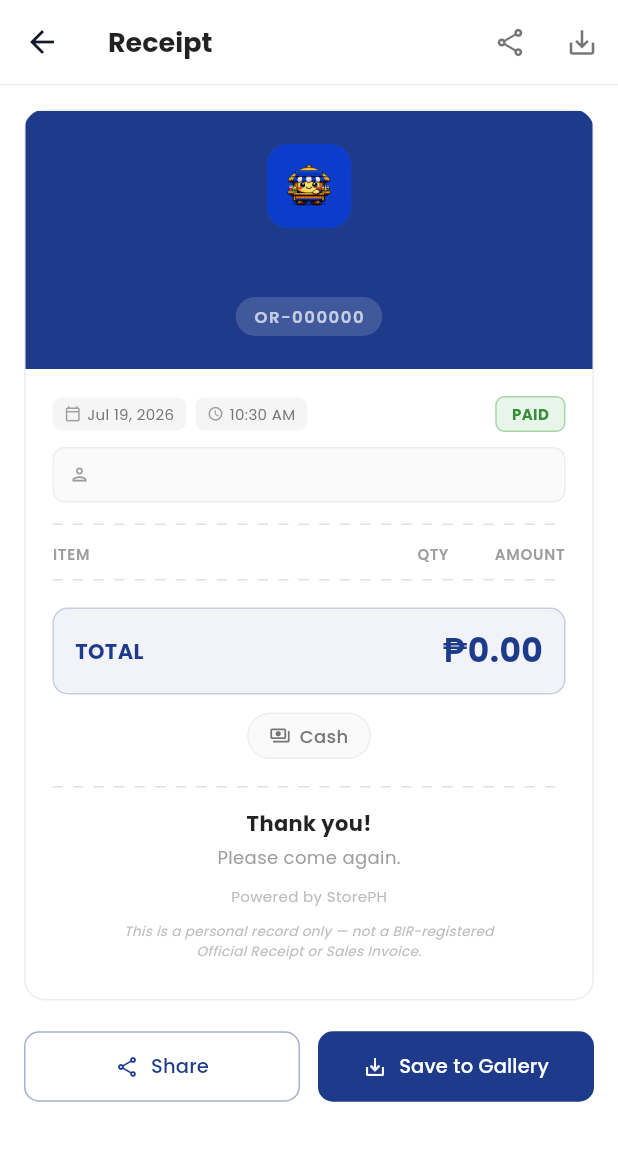
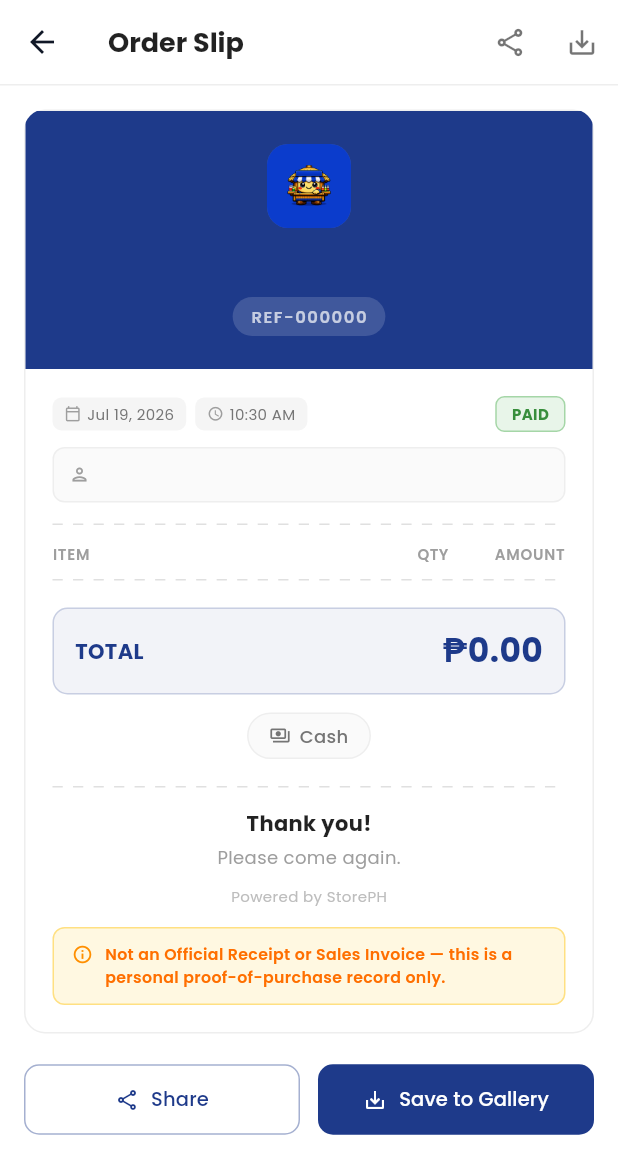
Before and after one commit to JefreyJurado/sari_sari_store, a Flutter app: the ReceiptScreen screen opened directly with empty values, on a phone screen of 412 x 824 dp. Shown: the top 1174 px of the screen. Run offline on Flutter 3.47's test engine with Material 3 defaults, Android fonts, the phone set to English and light mode, and no system bars; our stand-ins replace file_picker, fl_chart, flutter_local_notifications, local_auth, pdf, printing and 5 more; missing offline and left inert: gal, mobile_scanner; accounts and stored records are empty; statements that could not run were skipped.

Commit message:
Reframe as personal tracker (not POS) and fix streak badge overlap
Renames "Receipt" -> "Order Slip" throughout (screen title, buttons,
share/save text, OR- prefix -> REF-) and replaces buried disclaimer
text with a visible in-image compliance banner, so the app doesn't
present itself as a BIR-accredited POS/receipt-issuing system.
Same disclaimer added to the Credit Record card, which had none.

Also fixes two leftover "TindaPH"/"POS" brand strings from before the
StorePH rename (splash screen app name, backup share text/filename),
and moves the home screen streak badge onto its own line so a long
store name or larger system font size can no longer squeeze the
greeting text down to a single letter + ellipsis.

Co-Authored-By: Claude Sonnet 5 <noreply@anthropic.com>

```diff
--- a/lib/screens/receipt_screen.dart
+++ b/lib/screens/receipt_screen.dart
@@ -64,12 +64,12 @@ class _ReceiptScreenState extends State<ReceiptScreen> {
       if (bytes == null) return;
       final dir = await getTemporaryDirectory();
       final file = File(
-          '${dir.path}/receipt_${widget.sale.id.substring(0, 8)}.png');
+          '${dir.path}/order_slip_${widget.sale.id.substring(0, 8)}.png');
       await file.writeAsBytes(bytes);
       await SharePlus.instance.share(
         ShareParams(
           files: [XFile(file.path)],
-          text: 'Receipt from $_storeName\n${DateHelper.formatDate(widget.sale.createdAt)}',
+          text: 'Order slip from $_storeName (personal record, not an official receipt)\n${DateHelper.formatDate(widget.sale.createdAt)}',
         ),
       );
     } catch (e) {
@@ -97,10 +97,10 @@ class _ReceiptScreenState extends State<ReceiptScreen> {
 
       final dir = await getTemporaryDirectory();
       final filename =
-          'receipt_${widget.sale.id.substring(0, 8)}_${DateTime.now().millisecondsSinceEpoch}.png';
+          'order_slip_${widget.sale.id.substring(0, 8)}_${DateTime.now().millisecondsSinceEpoch}.png';
       final file = File('${dir.path}/$filename');
       await file.writeAsBytes(bytes);
-      await Gal.putImage(file.path, album: 'StorePH Receipts');
+      await Gal.putImage(file.path, album: 'StorePH Order Slips');
 
       if (mounted) {
         CenterToast.showSuccess(context, 'Saved to Gallery!');
@@ -131,7 +131,7 @@ class _ReceiptScreenState extends State<ReceiptScreen> {
         elevation: 0,
         centerTitle: false,
         titleSpacing: 16,
-        title: const Text('Receipt',
+        title: const Text('Order Slip',
             style: TextStyle(
                 fontSize: 18,
                 fontWeight: FontWeight.w700,
@@ -244,7 +244,7 @@ class _ReceiptScreenState extends State<ReceiptScreen> {
                             BorderRadius.circular(20),
                       ),
                       child: Text(
-                        'OR-${_getReceiptNumber()}',
+                        'REF-${_getReceiptNumber()}',
                         style: const TextStyle(
                             color: Colors.white70,
                             fontSize: 11,
@@ -545,18 +545,43 @@ class _ReceiptScreenState extends State<ReceiptScreen> {
                               color: Colors.grey[400],
                               fontSize: 10),
                         ),
-                        const SizedBox(height: 10),
-                        Text(
-                          'This is a personal record only — not a BIR-registered\nOfficial Receipt or Sales Invoice.',
-                          textAlign: TextAlign.center,
-                          style: TextStyle(
-                              color: Colors.grey[400],
-                              fontSize: 9,
-                              fontStyle: FontStyle.italic),
-                        ),
                       ]),
                     ),
-                    const SizedBox(height: 8),
+                    const SizedBox(height: 14),
+
+                    // Compliance notice — kept inside the captured/shared
+                    // image itself (not just the app UI) since that image is
+                    // what actually reaches the customer. Deliberately more
+                    // visible than a small footer line: this is a proof of
+                    // purchase for the buyer's and owner's own records, not
+                    // a BIR-accredited Official Receipt or Sales Invoice.
+                    Container(
+                      width: double.infinity,
+                      padding: const EdgeInsets.symmetric(
+                          horizontal: 12, vertical: 10),
+                      decoration: BoxDecoration(
+                        color: Colors.amber.shade50,
+                        borderRadius: BorderRadius.circular(8),
+                        border: Border.all(color: Colors.amber.shade200),
+                      ),
+                      child: Row(
+                        crossAxisAlignment: CrossAxisAlignment.start,
+                        children: [
+                          Icon(Icons.info_outline,
+                              size: 14, color: Colors.amber.shade800),
+                          const SizedBox(width: 8),
+                          Expanded(
+                            child: Text(
+                              'Not an Official Receipt or Sales Invoice — this is a personal proof-of-purchase record only.',
+                              style: TextStyle(
+                                  color: Colors.amber.shade900,
+                                  fontSize: 10.5,
+                                  fontWeight: FontWeight.w600),
+                            ),
+                          ),
+                        ],
+                      ),
+                    ),
                   ]),
                 ),
               ]),
--- a/lib/screens/sales_screen.dart
+++ b/lib/screens/sales_screen.dart
@@ -1438,7 +1438,7 @@ class _CartSheetState extends State<_CartSheet> {
                 elevation: 0,
                 shape: RoundedRectangleBorder(borderRadius: BorderRadius.circular(8)),
               ),
-              child: const Text('View Receipt',
+              child: const Text('View Order Slip',
                   style: TextStyle(
                       fontWeight: FontWeight.bold,
                       fontSize: 14)),
--- a/lib/screens/splash_screen.dart
+++ b/lib/screens/splash_screen.dart
@@ -176,7 +176,7 @@ class _SplashScreenState extends State<SplashScreen>
 
                 // App name
                 const Text(
-                  'TindaPH',
+                  'StorePH',
                   style: TextStyle(
                     color: Colors.white,
                     fontSize: 30,
--- a/lib/services/backup_service.dart
+++ b/lib/services/backup_service.dart
@@ -42,17 +42,15 @@ class BackupService {
 
     final dir = await getTemporaryDirectory();
     final now = DateTime.now();
-    // Translated prefix from 'sari_backup_' to 'pos_backup_'
     final filename =
-        'pos_backup_${now.year}${now.month.toString().padLeft(2, '0')}${now.day.toString().padLeft(2, '0')}.json';
+        'storeph_backup_${now.year}${now.month.toString().padLeft(2, '0')}${now.day.toString().padLeft(2, '0')}.json';
     final file = File('${dir.path}/$filename');
     await file.writeAsString(json);
 
-    // Translated dialog sheet title text from 'Sari Store Backup'
     await SharePlus.instance.share(
       ShareParams(
         files: [XFile(file.path)],
-        text: 'POS System Backup',
+        text: 'StorePH Data Backup',
       ),
     );
 
--- a/pubspec.yaml
+++ b/pubspec.yaml
@@ -1,7 +1,7 @@
 name: store_ph
 description: StorePH - Sari-Sari Store Management App
 publish_to: 'none'
-version: 1.0.2+14
+version: 1.0.3+15
 
 environment:
   sdk: '>=3.2.0 <4.0.0'
```
Also changed, not shown: lib/screens/credit_order_screen.dart (+34 -1 lines), lib/screens/home_screen.dart (+8 -14 lines).
